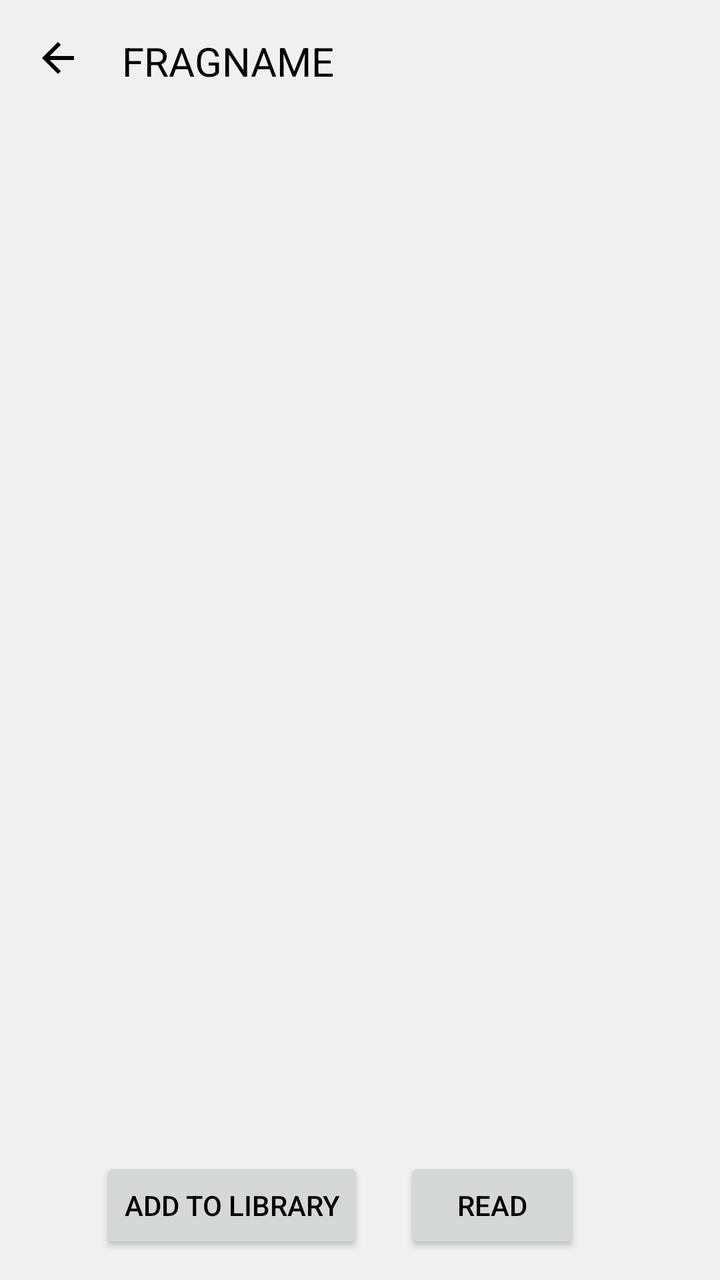
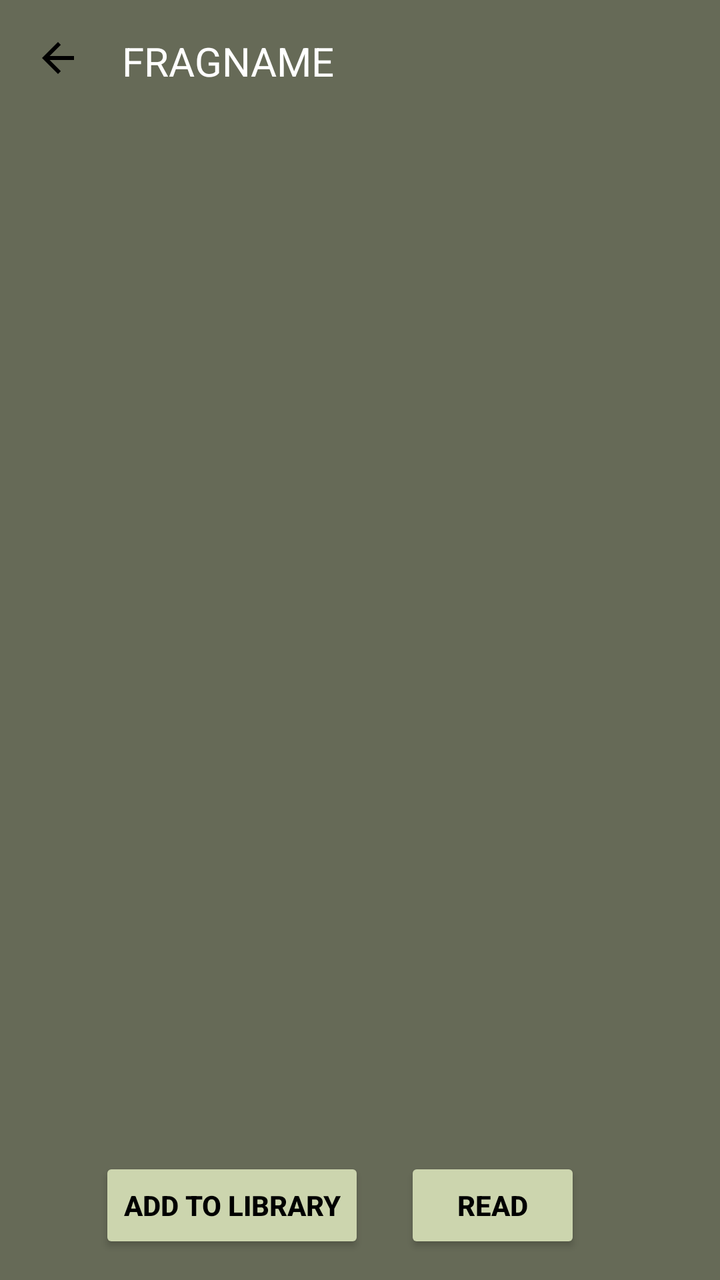

The first picture is an Android layout as it rendered before a commit; the second is the same layout after the commit. The layout source and the unified diff follow.
<!-- AndroidManifest.xml: application theme AppTheme -->
<!-- res/layout/activity_view_book_detail.xml -->
<?xml version="1.0" encoding="utf-8"?>
<LinearLayout xmlns:android="http://schemas.android.com/apk/res/android"
    xmlns:app="http://schemas.android.com/apk/res-auto"
    xmlns:tools="http://schemas.android.com/tools"
    android:id="@+id/main"
    android:orientation="vertical"
    android:gravity="center"
    android:layout_width="match_parent"
    android:layout_height="match_parent"
    tools:context=".ViewBookDetail">
    <include layout="@layout/toolbar"/>
    <ImageView
        android:layout_width="match_parent"
        android:layout_marginHorizontal="20dp"
        android:scaleType="centerCrop"
        android:layout_height="0dp"
        android:id="@+id/ivBookdetail"
        android:layout_weight="3"/>
    <TextView
        android:textSize="30sp"
        android:layout_marginVertical="10dp"
        android:layout_width="wrap_content"
        android:layout_height="0dp"
        android:id="@+id/tvbookdetailname"
        android:layout_weight="1"/>
    <TextView
        android:textSize="20sp"
        android:layout_width="match_parent"
        android:layout_height="0dp"
        android:id="@+id/tvbookdetailowner"
        android:layout_weight="1"/>
    <ScrollView
        android:layout_width="wrap_content"
        android:scrollbars="horizontal"
        android:id="@+id/scrollGenres"
        android:layout_height="wrap_content">

        <LinearLayout
            android:id="@+id/genreButtonsContainer"
            android:layout_width="wrap_content"
            android:layout_height="wrap_content"
            android:orientation="horizontal">
        </LinearLayout>

    </ScrollView>
    <TextView
        android:textSize="20sp"
        android:layout_width="match_parent"
        android:layout_height="0dp"
        android:layout_weight="1.5"
        android:id="@+id/tvBookdetailDesc"/>
    <LinearLayout
        android:layout_width="match_parent"
        android:layout_height="0dp"
        android:layout_weight="1"
        android:gravity="center"
        android:orientation="horizontal">
        <Button
            android:layout_width="wrap_content"
            android:layout_height="wrap_content"
            android:id="@+id/btnBookdetailAddtolib"
            android:text="Add To Library"
            />
        <Button
            android:layout_width="wrap_content"
            android:layout_height="wrap_content"
            android:id="@+id/btnread"
            android:layout_marginHorizontal="20dp"
            android:text="Read"/>
    </LinearLayout>
</LinearLayout>
<!-- res/layout/toolbar.xml (included above) -->
<?xml version="1.0" encoding="utf-8"?>
<RelativeLayout xmlns:android="http://schemas.android.com/apk/res/android"
    android:layout_width="match_parent"
    android:padding="17dp"
    android:layout_height="wrap_content">
    <ImageView
        android:layout_width="wrap_content"
        android:layout_height="wrap_content"
        android:id="@+id/ivtoolbarback"
        android:src="@drawable/ic_arrow"/>
    <TextView
        android:layout_width="wrap_content"
        android:layout_height="wrap_content"
        android:text="FRAGNAME"
        android:textSize="20sp"
        android:id="@+id/toolbartitle"
        android:layout_marginHorizontal="20dp"
        android:layout_toRightOf="@id/ivtoolbarback" />


</RelativeLayout>
<!-- resources referenced by this layout -->
<resources>
  <!-- drawable ic_arrow (drawable) -->
  <vector xmlns:android="http://schemas.android.com/apk/res/android" android:autoMirrored="true" android:height="24dp" android:tint="#000000" android:viewportHeight="24" android:viewportWidth="24" android:width="24dp">
        
      <path android:fillColor="@android:color/white" android:pathData="M20,11H7.83l5.59,-5.59L12,4l-8,8 8,8 1.41,-1.41L7.83,13H20v-2z"/>
      
  </vector>
  <style name="AppTheme" parent="Theme.AppCompat.Light.NoActionBar">
          
          <item name="android:windowBackground">@color/customBackgroundColor</item>
          <item name="android:textColor">@color/customTextColor</item>
      </style>
  <color name="customBackgroundColor">#F0F0F0</color>
  <color name="customTextColor">#000000</color>
</resources>

<!-- the commit's change to res/layout/activity_view_book_detail.xml (unified diff, before → after) -->
@@ -7,6 +7,7 @@
     android:gravity="center"
     android:layout_width="match_parent"
     android:layout_height="match_parent"
+    android:background="@color/darkergreen"
     tools:context=".ViewBookDetail">
     <include layout="@layout/toolbar"/>
     <ImageView
@@ -20,6 +21,7 @@
         android:textSize="30sp"
         android:layout_marginVertical="10dp"
         android:layout_width="wrap_content"
+        android:textColor="@color/white"
         android:layout_height="0dp"
         android:id="@+id/tvbookdetailname"
         android:layout_weight="1"/>
@@ -27,6 +29,7 @@
         android:textSize="20sp"
         android:layout_width="match_parent"
         android:layout_height="0dp"
+        android:textColor="@color/white"
         android:id="@+id/tvbookdetailowner"
         android:layout_weight="1"/>
     <ScrollView
@@ -48,6 +51,8 @@
         android:layout_width="match_parent"
         android:layout_height="0dp"
         android:layout_weight="1.5"
+
+        android:textColor="@color/white"
         android:id="@+id/tvBookdetailDesc"/>
     <LinearLayout
         android:layout_width="match_parent"
@@ -60,11 +65,19 @@
             android:layout_height="wrap_content"
             android:id="@+id/btnBookdetailAddtolib"
             android:text="Add To Library"
+            android:textColor="@color/black"
+            android:textStyle="bold"
+            android:textAllCaps="true"
+            android:backgroundTint="@color/olivegreen"
             />
         <Button
             android:layout_width="wrap_content"
             android:layout_height="wrap_content"
             android:id="@+id/btnread"
+            android:textColor="@color/black"
+            android:textStyle="bold"
+            android:textAllCaps="true"
+            android:backgroundTint="@color/olivegreen"
             android:layout_marginHorizontal="20dp"
             android:text="Read"/>
     </LinearLayout>
@@ -74,6 +87,7 @@
 <RelativeLayout xmlns:android="http://schemas.android.com/apk/res/android"
     android:layout_width="match_parent"
     android:padding="17dp"
+    android:background="@color/darkergreen"
     android:layout_height="wrap_content">
     <ImageView
         android:layout_width="wrap_content"
@@ -84,6 +98,7 @@
         android:layout_width="wrap_content"
         android:layout_height="wrap_content"
         android:text="FRAGNAME"
+        android:textColor="@color/white"
         android:textSize="20sp"
         android:id="@+id/toolbartitle"
         android:layout_marginHorizontal="20dp"
<!-- resource entries referenced after the edit -->
@@ -1,5 +1,9 @@
 <!-- resources referenced by this layout -->
 <resources>
+  <color name="black">#FF000000</color>
+  <color name="darkergreen">#666A57</color>
+  <color name="olivegreen">#ccd5ae</color>
+  <color name="white">#FFFFFFFF</color>
   <!-- drawable ic_arrow (drawable) -->
   <vector xmlns:android="http://schemas.android.com/apk/res/android" android:autoMirrored="true" android:height="24dp" android:tint="#000000" android:viewportHeight="24" android:viewportWidth="24" android:width="24dp">
         
